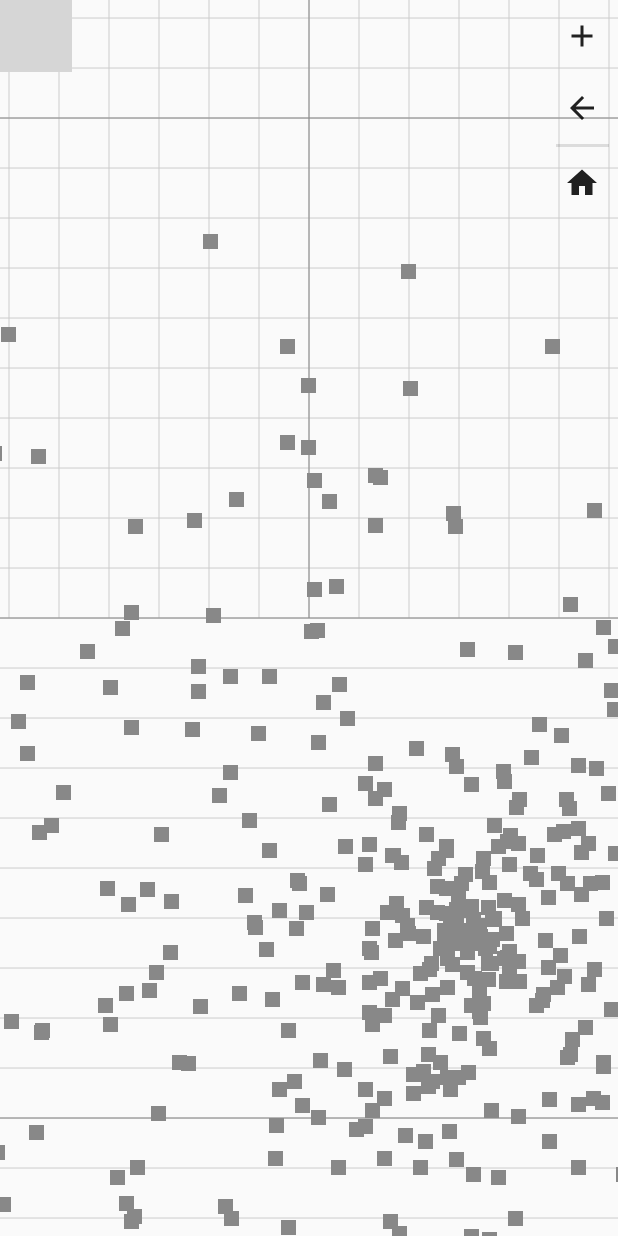
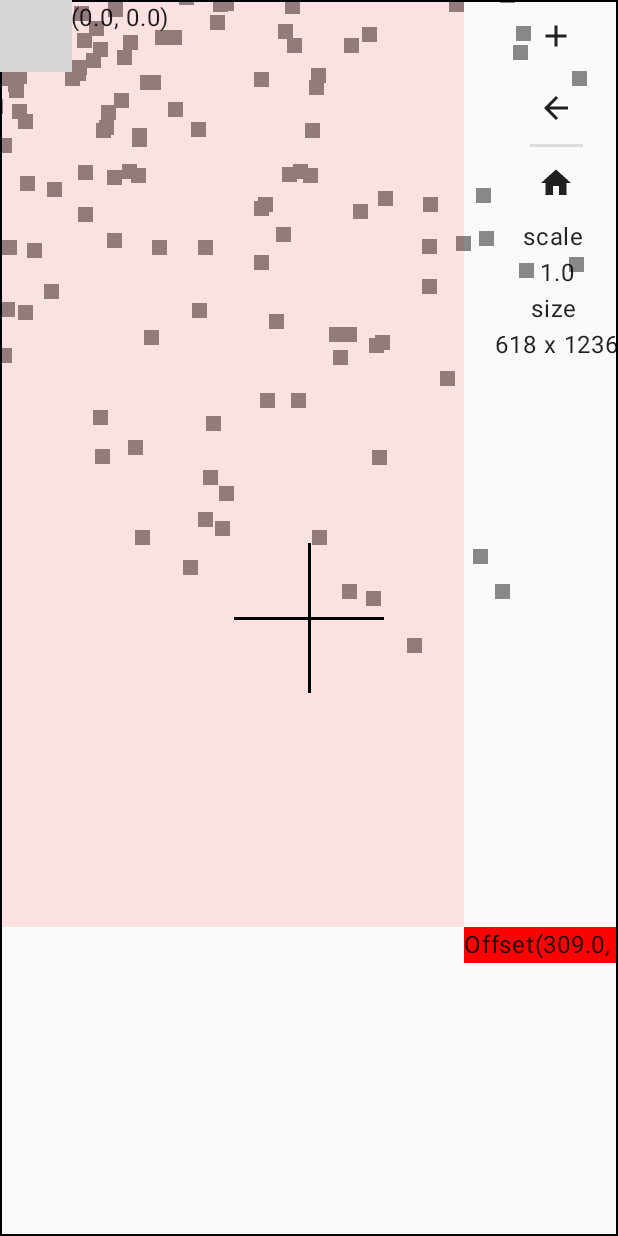
Before and after one commit to hpn33/ComposeInteractiveLayout, an Android app built with Jetpack Compose: the screen it shows after launch (MainActivity), on a phone screen of 412 x 824 dp. Run offline under Robolectric (Android 15) with nearby library versions, the phone set to English and light mode, and no system bars; 2 statements that could not run were skipped; grey boxes are pictures that could not be loaded.

Commit message:
[IMP] calculate by Viewport

```diff
--- a/common/src/commonMain/kotlin/hpn/common/App.kt
+++ b/common/src/commonMain/kotlin/hpn/common/App.kt
@@ -39,9 +39,12 @@ fun App() {
 
     GraphView(
 
-        onViewClick = { position: Offset ->
+        onViewClick = { position: Offset, viewState ->
 
-            items.add(GraphItem(position = position) { Card() })
+            val worldPosition = viewState.mousePositionOnWorld(position)
+
+            // TODO: dont need to apply scale to position
+            items.add(GraphItem(position = worldPosition / viewState.scale) { Card() })
 
         }
 
--- a/common/src/commonMain/kotlin/hpn/common/layout/GraphView.kt
+++ b/common/src/commonMain/kotlin/hpn/common/layout/GraphView.kt
@@ -3,6 +3,7 @@ package hpn.common.layout
 import androidx.compose.animation.core.animateFloatAsState
 import androidx.compose.foundation.ExperimentalFoundationApi
 import androidx.compose.foundation.background
+import androidx.compose.foundation.border
 import androidx.compose.foundation.gestures.detectTransformGestures
 import androidx.compose.foundation.layout.*
 import androidx.compose.foundation.onClick
@@ -17,17 +18,19 @@ import androidx.compose.ui.Alignment
 import androidx.compose.ui.ExperimentalComposeUiApi
 import androidx.compose.ui.Modifier
 import androidx.compose.ui.draw.clip
-import androidx.compose.ui.draw.drawBehind
 import androidx.compose.ui.draw.scale
 import androidx.compose.ui.geometry.Offset
+import androidx.compose.ui.geometry.Size
 import androidx.compose.ui.graphics.Color
 import androidx.compose.ui.graphics.RectangleShape
 import androidx.compose.ui.input.pointer.PointerEventType
 import androidx.compose.ui.input.pointer.onPointerEvent
 import androidx.compose.ui.input.pointer.pointerInput
 import androidx.compose.ui.layout.onGloballyPositioned
+import androidx.compose.ui.text.style.TextAlign
 import androidx.compose.ui.unit.IntSize
 import androidx.compose.ui.unit.dp
+import androidx.compose.ui.unit.toSize
 import hpn.common.climb
 import hpn.common.onMouseScroll
 
@@ -61,6 +64,14 @@ import hpn.common.onMouseScroll
         - [x] world
     - [ ] camera?!
 
+# todo
+- [ ] calculate from center of camera
+    - [ ] background
+    - [ ] border
+    - [x] mouse
+        - click point position
+    - [ ] zoom
+
  */
 
 
@@ -73,7 +84,7 @@ inline fun rememberGraphItems() = remember { mutableStateListOf<GraphItem>() }
 @OptIn(ExperimentalComposeUiApi::class, ExperimentalFoundationApi::class)
 @Composable
 fun GraphView(
-    onViewClick: (position: Offset) -> Unit,
+    onViewClick: (position: Offset, ViewState) -> Unit,
     content: @Composable() (GraphContentScope.() -> Unit) = {},
 ) {
 
@@ -90,9 +101,9 @@ fun GraphView(
 
     // Center of World:: Top/Right
     val viewState = ViewState(
-        centerWorldOffset = Offset(-offsetXAnimate, -offsetYAnimate),
+        worldOffset = Offset(-offsetXAnimate, -offsetYAnimate),
         screenSize = screenSize,
-        showScale = scaleAnimate
+        scale = scaleAnimate
     )
 
 //    println(viewState)
@@ -104,119 +115,119 @@ fun GraphView(
 
         // background guild line
         // TODO: REMOVE Flicking, make exact
-        Box(modifier = Modifier.fillMaxSize()) {
-
-
-            val offsetEdge = (RepeatOffset * scaleAnimate).toInt()
-            val guildLineDraw = offsetEdge * 10
-
-            val alpha =
-                if (viewState.showScale > 1)
-                    1f
-                else
-                    (if (viewState.showScale <= .2f) 0f else viewState.showScale)
-
-
-
-            Box(
-                modifier = Modifier
-                    .fillMaxSize()
-                    .drawBehind {
-
-                        val viewScope = viewState.viewYRangeInt
-
-                        for (yIndex in viewScope) {
-
-                            if (yIndex % offsetEdge != 0) {
-                                continue
-                            }
-
-                            val y = yIndex.toFloat() - viewScope.start
-
-
-                            drawLine(
-                                Color.LightGray.copy(alpha = alpha),
-                                start = Offset(x = 0f, y = y),
-                                end = Offset(x = viewState.screenSize.width.toFloat(), y = y),
-                            )
-                        }
-                    }
-            )
-
-            Box(
-                modifier = Modifier
-                    .fillMaxSize()
-                    .drawBehind {
-
-                        val viewScope = viewState.viewXRangeInt
-
-                        for (xIndex in viewScope) {
-
-                            if (xIndex % offsetEdge != 0) {
-                                continue
-                            }
-
-                            val x = xIndex.toFloat() - viewScope.start
-
-                            drawLine(
-                                Color.LightGray.copy(alpha = alpha),
-                                start = Offset(y = 0f, x = x),
-                                end = Offset(y = viewState.screenSize.width.toFloat(), x = x),
-                            )
-                        }
-                    }
-            )
-
-            Box(
-                modifier = Modifier
-                    .fillMaxSize()
-                    .drawBehind {
-
-                        val viewScope = viewState.viewYRangeInt
-
-                        for (yIndex in viewScope) {
-
-                            if (yIndex % guildLineDraw != 0) {
-                                continue
-                            }
-
-                            val y = yIndex.toFloat() - viewScope.start
-
-                            drawLine(
-                                Color.Gray,
-                                start = Offset(x = 0f, y = y),
-                                end = Offset(x = viewState.screenSize.width.toFloat(), y = y),
-                            )
-                        }
-                    }
-            )
-
-
-            Box(
-                modifier = Modifier
-                    .fillMaxSize()
-                    .drawBehind {
-
-                        val viewScope = viewState.viewXRangeInt // with offset
-
-                        for (xIndex in viewScope) {
-
-                            if (xIndex % guildLineDraw != 0) {
-                                continue
-                            }
-
-                            val x = xIndex.toFloat() - viewScope.start
-
-                            drawLine(
-                                Color.Gray,
-                                start = Offset(y = 0f, x = x),
-                                end = Offset(y = viewState.screenSize.width.toFloat(), x = x),
-                            )
-                        }
-                    }
-            )
-
-        }
+//        Box(modifier = Modifier.fillMaxSize()) {
+//
+//
+//            val offsetEdge = (RepeatOffset * scaleAnimate).toInt()
+//            val guildLineDraw = offsetEdge * 10
+//
+//            val alpha =
+//                if (viewState.showScale > 1)
+//                    1f
+//                else
+//                    (if (viewState.showScale <= .2f) 0f else viewState.showScale)
+//
+//
+//
+//            Box(
+//                modifier = Modifier
+//                    .fillMaxSize()
+//                    .drawBehind {
+//
+//                        val viewScope = viewState.viewYRangeInt
+//
+//                        for (yIndex in viewScope) {
+//
+//                            if (yIndex % offsetEdge != 0) {
+//                                continue
+//                            }
+//
+//                            val y = yIndex.toFloat() - viewScope.start
+//
+//
+//                            drawLine(
+//                                Color.LightGray.copy(alpha = alpha),
+//                                start = Offset(x = 0f, y = y),
+//                                end = Offset(x = viewState.screenSize.width.toFloat(), y = y),
+//                            )
+//                        }
+//                    }
+//            )
+//
+//            Box(
+//                modifier = Modifier
+//                    .fillMaxSize()
+//                    .drawBehind {
+//
+//                        val viewScope = viewState.viewXRangeInt
+//
+//                        for (xIndex in viewScope) {
+//
+//                            if (xIndex % offsetEdge != 0) {
+//                                continue
+//                            }
+//
+//                            val x = xIndex.toFloat() - viewScope.start
+//
+//                            drawLine(
+//                                Color.LightGray.copy(alpha = alpha),
+//                                start = Offset(y = 0f, x = x),
+//                                end = Offset(y = viewState.screenSize.width.toFloat(), x = x),
+//                            )
+//                        }
+//                    }
+//            )
+//
+//            Box(
+//                modifier = Modifier
+//                    .fillMaxSize()
+//                    .drawBehind {
+//
+//                        val viewScope = viewState.viewYRangeInt
+//
+//                        for (yIndex in viewScope) {
+//
+//                            if (yIndex % guildLineDraw != 0) {
+//                                continue
+//                            }
+//
+//                            val y = yIndex.toFloat() - viewScope.start
+//
+//                            drawLine(
+//                                Color.Gray,
+//                                start = Offset(x = 0f, y = y),
+//                                end = Offset(x = viewState.screenSize.width.toFloat(), y = y),
+//                            )
+//                        }
+//                    }
+//            )
+//
+//
+//            Box(
+//                modifier = Modifier
+//                    .fillMaxSize()
+//                    .drawBehind {
+//
+//                        val viewScope = viewState.viewXRangeInt // with offset
+//
+//                        for (xIndex in viewScope) {
+//
+//                            if (xIndex % guildLineDraw != 0) {
+//                                continue
+//                            }
+//
+//                            val x = xIndex.toFloat() - viewScope.start
+//
+//                            drawLine(
+//                                Color.Gray,
+//                                start = Offset(y = 0f, x = x),
+//                                end = Offset(y = viewState.screenSize.width.toFloat(), x = x),
+//                            )
+//                        }
+//                    }
+//            )
+//
+//        }
 
         // Touch Control Layout
         Box(
@@ -241,16 +252,7 @@ fun GraphView(
                     mousePositionOnBorder = it.changes.first().position
                 }
                 .onClick {
-
-
-// TODO: set by view offset
-                    val offset = Offset(
-                        x = mousePositionOnBorder.x - offsetXAnimate,
-                        y = mousePositionOnBorder.y - offsetYAnimate
-                    )
-
-                    onViewClick(offset)
-
+                    onViewClick(mousePositionOnBorder, viewState)
                 }
                 .fillMaxSize()
         )
@@ -268,34 +270,93 @@ fun GraphView(
                     content()
 
                 }
-            }
+
+                // Center to Center of Camera
+                Box(
+                    modifier = Modifier
+                        .offset(
+                            viewState.viewport.position.x.let { if (it < 0) it else 0f }.dp,
+                            viewState.viewport.position.y.let { if (it < 0) it else 0f }.dp
+                        )
+//                        .scale(viewState.viewport.scale)
+                        .size(
+                            viewState.viewport.position.x.let { if (it < 0f) it * -1 else it }.dp,
+                            viewState.viewport.position.y.let { if (it < 0f) it * -1 else it }.dp
+                        )
+                        .background(Color.Red.copy(alpha = 0.1f))
+                )
+
+                // View
+                Box(
+                    modifier = Modifier
+                        .offset(
+                            (viewState.viewport.position.x).dp,
+                            (viewState.viewport.position.y).dp
+                        )
+//                        .scale(viewState.viewport.scale)
+//                        .size(5.dp, 5.dp)
+                        .background(Color.Red)
+                ) {
+                    Column {
+//                        Text(viewState.viewport.position.toString())
+                        Text((viewState.viewport.position / viewState.scale).toString())
+                    }
+
+                }
+
+                // View
+                Box(
+                    modifier = Modifier
+                        .offset(
+                            (viewState.viewport.positionWithOffset.x).dp,
+                            (viewState.viewport.positionWithOffset.y).dp
+                        )
+                        .size(
+                            (viewState.viewport.size.width).dp,
+                            (viewState.viewport.size.height).dp
+                        )
+                        .border(1.dp, Color.Black)
+                        .scale(viewState.scale),
+                    contentAlignment = Alignment.Center
+                ) {
+
+                    Box(
+                        modifier = Modifier
+                            .background(Color.Black)
+                            .offset(50.dp, 1.dp)
+                            .size(100.dp, 2.dp)
+                    )
+                    Box(
+                        modifier = Modifier
+                            .background(Color.Black)
+                            .offset(1.dp, 50.dp)
+                            .size(2.dp, 100.dp)
+                    )
+
+                }
 
 
-//            // TODO: View Border
-//            Box(
-//                modifier = Modifier
-//                    .offset(
-//                        (viewState.position.x).dp,
-//                        (viewState.position.y).dp
-//                    )
-//                    .size(
-//                        (viewState.size.width * viewState.zoom).dp,
-//                        (viewState.size.height * viewState.zoom).dp
-//                    )
-//                    .border(1.dp, Color.Black)
-//            )
-//
-//            // TODO: Mouse
-//            Box(
-//                modifier = Modifier
-//                    .offset(
-//                        (mousePosition.x * viewState.zoom).dp,
-//                        (mousePosition.y * viewState.zoom).dp
-//                    )
-//                    .size(10.dp)
-//                    .background(Color.Black)
-//            )
+                // MOUSE
+                val mouse = viewState.mousePositionOnWorld(mousePositionOnBorder)
 
+                Box(
+                    modifier = Modifier
+                        .offset(
+                            (mouse.x).dp,
+                            (mouse.y).dp
+                        )
+                ) {
+
+                    Column {
+
+//                        Text((mouse ).toString())
+                        Text((mouse / viewState.scale).toString())
+                    }
+
+                }
+
+
+            }
         }
 
 
@@ -323,6 +384,15 @@ fun GraphView(
                 }) {
                     Icon(Icons.Default.Home, contentDescription = null)
                 }
+
+                Text(
+                    "scale \n" + viewState.scale,
+                    textAlign = TextAlign.Center
+                )
+                Text(
+                    "size \n" + viewState.screenSize,
+                    textAlign = TextAlign.Center
+                )
             }
 
         }
@@ -354,7 +424,12 @@ inline fun drawLayout(viewState: ViewState, content: @Composable () -> Unit) {
 
     // draw Layer
     Box(
-        Modifier.offset(viewState.worldOffsetX.dp, viewState.worldOffsetY.dp)
+        Modifier
+            // TODO: set by viewport position
+            .offset(
+                -viewState.worldOffset.x.dp,
+                -viewState.worldOffset.y.dp
+            )
     ) {
 
         content()
@@ -371,30 +446,90 @@ inline fun drawLayout(viewState: ViewState, content: @Composable () -> Unit) {
 //}
 
 
-data class ViewState(val centerWorldOffset: Offset, var screenSize: IntSize, val showScale: Float) {
+data class ViewState(val worldOffset: Offset, var screenSize: IntSize, val scale: Float) {
+//    inline fun positionOnScreenWithScale(mousePositionOnBorder: Offset): Offset {
+//
+//        val screenOffsetWithScale = Offset(screenXOffsetWithScale, screenYOffsetWithScale)
+//
+//        val offsetHalfScreenWithScale = Offset((halfScreenX * showScale), (halfScreenY * showScale))
+//
+//        return mousePositionOnBorder
+//            .times(showScale)
+//            .plus(screenOffsetWithScale)
+//            .minus(offsetHalfScreenWithScale)
+//    }
 
+    // TODO: work with scale
+    fun mousePositionOnWorld(mousePositionOnBorder: Offset) =
+        (mousePositionOnBorder + worldOffset)
+
+    val viewport = Viewport(worldOffset, screenSize.toSize(), scale)
+
+//    val screenXOffsetWithScale
+//        get() = (screenSize.width - screenWidthWithScale) / 2
+//    val screenYOffsetWithScale
+//        get() = (screenSize.height - screenHeightWithScale) / 2
+
+
+//    val screenWidthWithScale
+//        get() = screenSize.width * scale
+//    val screenHeightWithScale
+//        get() = screenSize.height * scale
 
 //    val screen = ScreenTemp(centerWorldOffset, screenSize)
 //    val camera = CameraTemp(centerWorldOffset, Offset.Zero, showScale)
 
-    val worldOffsetX get() = -centerWorldOffset.x + halfScreenX
-    val worldOffsetY get() = -centerWorldOffset.y + halfScreenY
+//    val worldOffsetX get() = -worldOffset.x
+
+    //    + halfScreenX
+//    val worldOffsetY get() = -worldOffset.y
+//    + halfScreenY
 
     val halfScreenX get() = screenSize.width / 2
     val halfScreenY get() = screenSize.height / 2
 
 
-    val viewYRange get() = (centerWorldOffset.y..(screenSize.height + centerWorldOffset.y))
-    val viewYRangeInt get() = ((centerWorldOffset.y - halfScreenY).toInt()..(screenSize.height - halfScreenY + centerWorldOffset.y).toInt())
-    val viewXRange get() = (centerWorldOffset.x..(screenSize.width + centerWorldOffset.x))
-    val viewXRangeInt get() = ((centerWorldOffset.x - halfScreenX).toInt()..(screenSize.width - halfScreenX + centerWorldOffset.x).toInt())
+    val viewYRange get() = (worldOffset.y..(screenSize.height + worldOffset.y))
+    val viewYRangeInt get() = ((worldOffset.y - halfScreenY).toInt()..(screenSize.height - halfScreenY + worldOffset.y).toInt())
+    val viewXRange get() = (worldOffset.x..(screenSize.width + worldOffset.x))
+    val viewXRangeInt get() = ((worldOffset.x - halfScreenX).toInt()..(screenSize.width - halfScreenX + worldOffset.x).toInt())
 
 
-    val xStartView get() = centerWorldOffset.x
-    val xEndView get() = centerWorldOffset.x + screenSize.width
+    val xStartView get() = worldOffset.x
+    val xEndView get() = worldOffset.x + screenSize.width
 
-    val yStartView get() = centerWorldOffset.y
-    val yEndView get() = centerWorldOffset.y + screenSize.height
+    val yStartView get() = worldOffset.y
+    val yEndView get() = worldOffset.y + screenSize.height
+
+}
+
+class Viewport(val worldOffset: Offset, val screenSize: Size, val scale: Float) {
+
+    //    var offset: Offset
+    val position: Offset
+        get() {
+
+            val halfSize = (screenSize) / 2f
+
+            return Offset(worldOffset.x + halfSize.width, worldOffset.y + halfSize.height)
+
+        }
+
+    val positionWithOffset: Offset
+        get() {
+
+            val size = if (scale < 1f) screenSize * scale else screenSize
+
+            val halfSize = (size / 2f).let { Offset(it.width, it.height) }
+
+            return (position - halfSize)
+
+
+        }
+
+    val size
+        get() = screenSize * scale
+
 
 }
 
@@ -424,7 +559,6 @@ class GraphContentScope(val viewState: ViewState) {
     @Composable
     inline fun item(item: GraphItem) {
 
-
         Box(
             modifier = Modifier
 //                .offset(
@@ -437,10 +571,14 @@ class GraphContentScope(val viewState: ViewState) {
 //                )
 
                 .offset(
-                    x = (item.position.x * viewState.showScale).dp,
-                    y = (item.position.y * viewState.showScale).dp
+                    x = (item.position.x * viewState.scale).dp,
+                    y = (item.position.y * viewState.scale).dp
                 )
-                .scale(viewState.showScale)
+//                .offset(
+//                    x = (item.position.x).dp,
+//                    y = (item.position.y).dp
+//                )
+                .scale(viewState.scale)
                 .size(10.dp)
                 .background(Color.Gray)
         )
```
Also changed, not shown: 1 other file.
